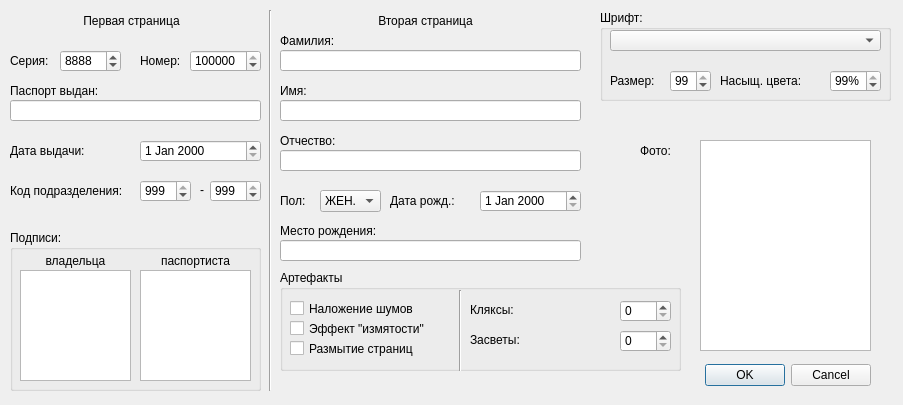
Old version of the form ChangeDataDialog.ui in the repository AM97Y/SyntheticPassportGenerate.
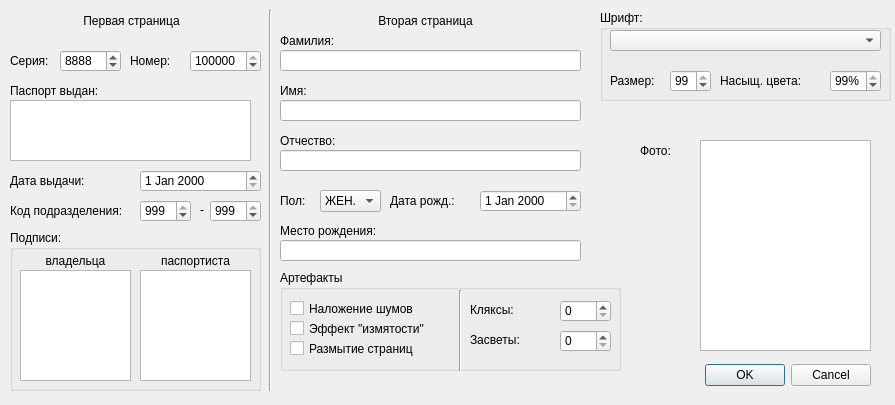
New version of the form.

Commit message: Wrapping of words to a new line is implemented.

Patch:
```diff
--- a/ChangeDataDialog.ui
+++ b/ChangeDataDialog.ui
@@ -6,7 +6,7 @@
    <rect>
     <x>0</x>
     <y>0</y>
-    <width>903</width>
+    <width>895</width>
     <height>405</height>
    </rect>
   </property>
@@ -16,9 +16,9 @@
   <widget class="QDialogButtonBox" name="buttonBox">
    <property name="geometry">
     <rect>
-     <x>700</x>
+     <x>690</x>
      <y>360</y>
-     <width>171</width>
+     <width>181</width>
      <height>31</height>
     </rect>
    </property>
@@ -45,7 +45,7 @@
   <widget class="QLabel" name="label_2">
    <property name="geometry">
     <rect>
-     <x>140</x>
+     <x>130</x>
      <y>50</y>
      <width>51</width>
      <height>21</height>
@@ -72,7 +72,7 @@
    <property name="geometry">
     <rect>
      <x>10</x>
-     <y>140</y>
+     <y>170</y>
      <width>121</width>
      <height>21</height>
     </rect>
@@ -85,8 +85,8 @@
    <property name="geometry">
     <rect>
      <x>10</x>
-     <y>180</y>
-     <width>121</width>
+     <y>200</y>
+     <width>131</width>
      <height>21</height>
     </rect>
    </property>
@@ -132,21 +132,11 @@
     <number>10</number>
    </property>
   </widget>
-  <widget class="QLineEdit" name="organizationLineEdit">
-   <property name="geometry">
-    <rect>
-     <x>10</x>
-     <y>100</y>
-     <width>251</width>
-     <height>21</height>
-    </rect>
-   </property>
-  </widget>
   <widget class="QDateEdit" name="issueDateEdit">
    <property name="geometry">
     <rect>
      <x>140</x>
-     <y>140</y>
+     <y>170</y>
      <width>121</width>
      <height>22</height>
     </rect>
@@ -156,7 +146,7 @@
    <property name="geometry">
     <rect>
      <x>140</x>
-     <y>180</y>
+     <y>200</y>
      <width>51</width>
      <height>22</height>
     </rect>
@@ -175,7 +165,7 @@
    <property name="geometry">
     <rect>
      <x>210</x>
-     <y>180</y>
+     <y>200</y>
      <width>51</width>
      <height>22</height>
     </rect>
@@ -194,7 +184,7 @@
    <property name="geometry">
     <rect>
      <x>200</x>
-     <y>180</y>
+     <y>200</y>
      <width>21</width>
      <height>20</height>
     </rect>
@@ -446,7 +436,7 @@
     <rect>
      <x>280</x>
      <y>270</y>
-     <width>401</width>
+     <width>341</width>
      <height>101</height>
     </rect>
    </property>
@@ -482,7 +472,7 @@
    <widget class="QSpinBox" name="blotsnumSpinBox">
     <property name="geometry">
      <rect>
-      <x>340</x>
+      <x>280</x>
       <y>30</y>
       <width>51</width>
       <height>22</height>
@@ -495,7 +485,7 @@
    <widget class="QSpinBox" name="flashnumSpinBox">
     <property name="geometry">
      <rect>
-      <x>340</x>
+      <x>280</x>
       <y>60</y>
       <width>51</width>
       <height>22</height>
@@ -730,6 +720,16 @@
     <string>Фото:</string>
    </property>
   </widget>
+  <widget class="QTextEdit" name="organizationLineEdit">
+   <property name="geometry">
+    <rect>
+     <x>10</x>
+     <y>100</y>
+     <width>241</width>
+     <height>61</height>
+    </rect>
+   </property>
+  </widget>
  </widget>
  <resources/>
  <connections>
```
Left out of the diff: 3 changed lines with no effect on the pictures. The commit also changes 5 other files.
